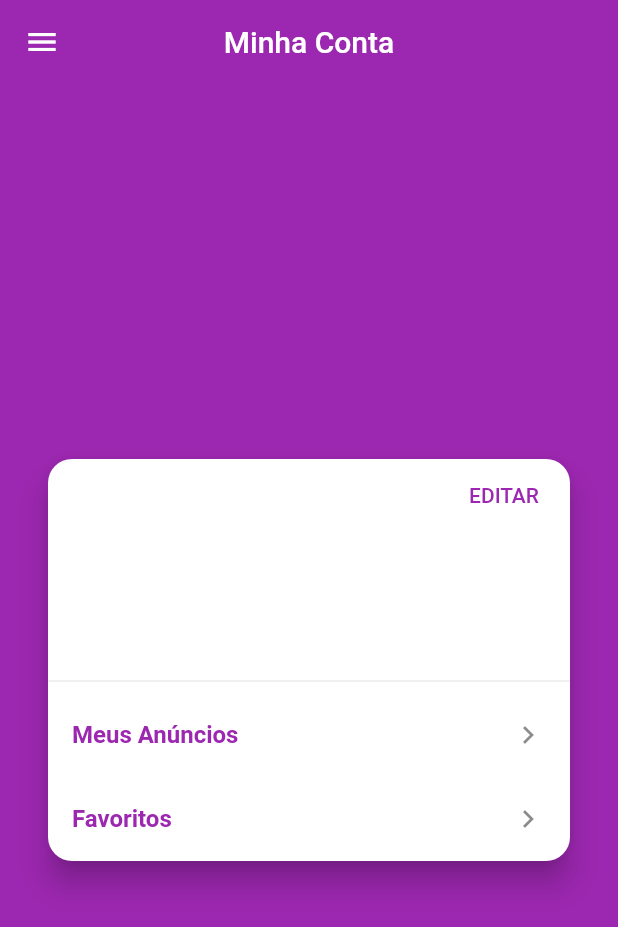
After one commit to GabrielDimaa/XLO_MobX, a Flutter app: the AccountScreen screen opened directly, on a phone screen of 412 x 824 dp. The commit adds this screen. Shown: the top 927 px of the screen. Run offline on Flutter 3.47's test engine with Material 2 defaults, Android fonts, the phone set to English and light mode, and no system bars; our stand-ins replace brasil_fields, cached_network_image, carousel_pro, dio, flutter_mobx, get_it and 6 more; accounts and stored records are empty; generated files the repository leaves out were written again; network calls fail; statements that could not run were skipped.

Commit message:
minha_conta
Tela da "Minha Conta"

```diff
--- /dev/null
+++ b/lib/screens/account/account_screen.dart
@@ -0,0 +1,94 @@
+import 'package:XLO_mobX/components/custom_drawer/custom_drawer.dart';
+import 'package:XLO_mobX/stores/user_manager_store.dart';
+import 'package:flutter/material.dart';
+import 'package:flutter_mobx/flutter_mobx.dart';
+import 'package:get_it/get_it.dart';
+
+class AccountScreen extends StatelessWidget {
+  @override
+  Widget build(BuildContext context) {
+    return Scaffold(
+      appBar: AppBar(
+        title: Text("Minha Conta"),
+        centerTitle: true,
+      ),
+      drawer: CustomDrawer(),
+      body: Center(
+        child: Card(
+          margin: EdgeInsets.symmetric(horizontal: 32),
+          shape:
+              RoundedRectangleBorder(borderRadius: BorderRadius.circular(16)),
+          elevation: 8,
+          child: Column(
+            mainAxisSize: MainAxisSize.min,
+            children: [
+              Container(
+                height: 140,
+                child: Stack(
+                  children: [
+                    Align(
+                      alignment: Alignment.center,
+                      child: Column(
+                        mainAxisSize: MainAxisSize.min,
+                        children: [
+                          Observer(builder: (_) {
+                            return Text(
+                              GetIt.I<UserManagerStore>().user.name,
+                              style: TextStyle(
+                                fontSize: 20,
+                                color: Colors.purple,
+                                fontWeight: FontWeight.w900,
+                              ),
+                            );
+                          }),
+                          Text(
+                            GetIt.I<UserManagerStore>().user.email,
+                            style: TextStyle(
+                              fontSize: 16,
+                              color: Colors.grey[700],
+                            ),
+                          )
+                        ],
+                      ),
+                    ),
+                    Align(
+                      alignment: Alignment.topRight,
+                      child: FlatButton(
+                        textColor: Colors.purple,
+                        onPressed: () {},
+                        child: Text("EDITAR"),
+                      ),
+                    ),
+                  ],
+                ),
+              ),
+              Divider(),
+              ListTile(
+                title: Text(
+                  "Meus Anúncios",
+                  style: TextStyle(
+                    color: Colors.purple,
+                    fontWeight: FontWeight.w600,
+                  ),
+                ),
+                trailing: Icon(Icons.keyboard_arrow_right),
+                onTap: () {},
+              ),
+              ListTile(
+                title: Text(
+                  "Favoritos",
+                  style: TextStyle(
+                    color: Colors.purple,
+                    fontWeight: FontWeight.w600,
+                  ),
+                ),
+                trailing: Icon(Icons.keyboard_arrow_right),
+                onTap: () {},
+              ),
+            ],
+          ),
+        ),
+      ),
+    );
+  }
+}
--- a/lib/screens/base/base_screen.dart
+++ b/lib/screens/base/base_screen.dart
@@ -1,3 +1,4 @@
+import 'package:XLO_mobX/screens/account/account_screen.dart';
 import 'package:XLO_mobX/screens/create/create_screen.dart';
 import 'package:XLO_mobX/screens/home/home_screen.dart';
 import 'package:XLO_mobX/stores/page_store.dart';
@@ -11,7 +12,6 @@ class BaseScreen extends StatefulWidget {
 }
 
 class _BaseScreenState extends State<BaseScreen> {
-
   final PageController pageController = PageController();
 
   final PageStore pageStore = GetIt.I<PageStore>();
@@ -20,10 +20,7 @@ class _BaseScreenState extends State<BaseScreen> {
   void initState() {
     super.initState();
 
-			reaction(
-				(_) => pageStore.page,
-				(page) => pageController.jumpToPage(page)
-			);
+    reaction((_) => pageStore.page, (page) => pageController.jumpToPage(page));
   }
 
   @override
@@ -37,9 +34,9 @@ class _BaseScreenState extends State<BaseScreen> {
           CreateScreen(),
           Container(color: Colors.orange),
           Container(color: Colors.brown),
-					Container(color: Colors.red)
-				]
-			)
+          AccountScreen(),
+        ],
+      ),
     );
   }
 }
--- a/lib/screens/home/components/ad_tile.dart
+++ b/lib/screens/home/components/ad_tile.dart
@@ -1,4 +1,5 @@
 import 'package:XLO_mobX/models/ad.dart';
+import 'package:XLO_mobX/screens/ad/ad_screen.dart';
 import 'package:cached_network_image/cached_network_image.dart';
 import 'package:flutter/material.dart';
 import 'package:XLO_mobX/helpers/extensions.dart';
@@ -12,8 +13,8 @@ class AdTile extends StatelessWidget {
   Widget build(BuildContext context) {
     return GestureDetector(
       onTap: () {
-        // Navigator.of(context)
-        //     .push(MaterialPageRoute(builder: (_) => AdScreen(ad)));
+        Navigator.of(context)
+            .push(MaterialPageRoute(builder: (_) => AdScreen(ad)));
       },
       child: Container(
         height: 135,
```
Lines whose indentation alone changed are shown as unchanged.
